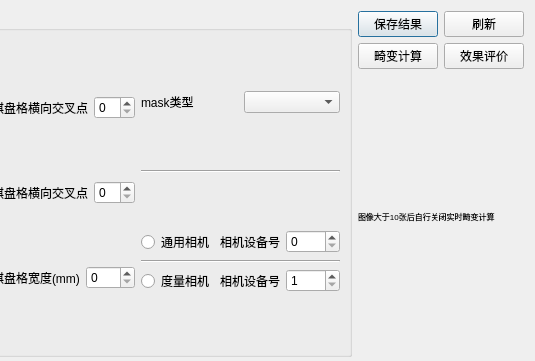
The window that ui/camera.ui (wqhot/ZNTKGUI) describes before a commit, drawn with Qt 5; both pictures show x 717 to 1252 and y 0 to 361 of the 1252 by 751 pixel window.
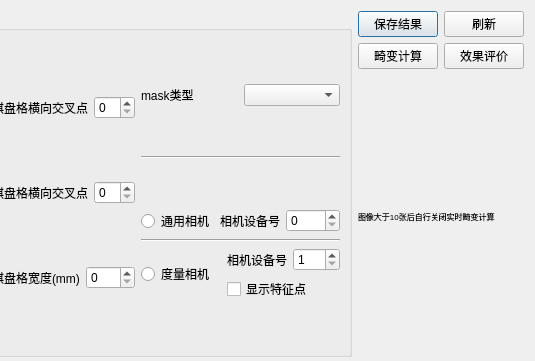
The same window after the commit. Icons and pictures are not drawn.

```diff
--- a/ui/camera.ui
+++ b/ui/camera.ui
@@ -256,6 +256,10 @@
                </widget>
               </item>
               <item>
+               <layout class="QVBoxLayout" name="verticalLayout_12">
+                <item>
+                 <layout class="QHBoxLayout" name="horizontalLayout_19">
+                  <item>
                <widget class="QLabel" name="label_16">
                 <property name="text">
                  <string>相机设备号</string>
@@ -271,6 +275,21 @@
                  <number>254</number>
                 </property>
                </widget>
+                  </item>
+                 </layout>
+                </item>
+                <item>
+                 <layout class="QHBoxLayout" name="horizontalLayout_20">
+                  <item>
+                   <widget class="QCheckBox" name="checkBox">
+                    <property name="text">
+                     <string>显示特征点</string>
+                    </property>
+                   </widget>
+                  </item>
+                 </layout>
+                </item>
+               </layout>
               </item>
              </layout>
             </item>
```
Lines whose indentation alone changed are shown as unchanged.
